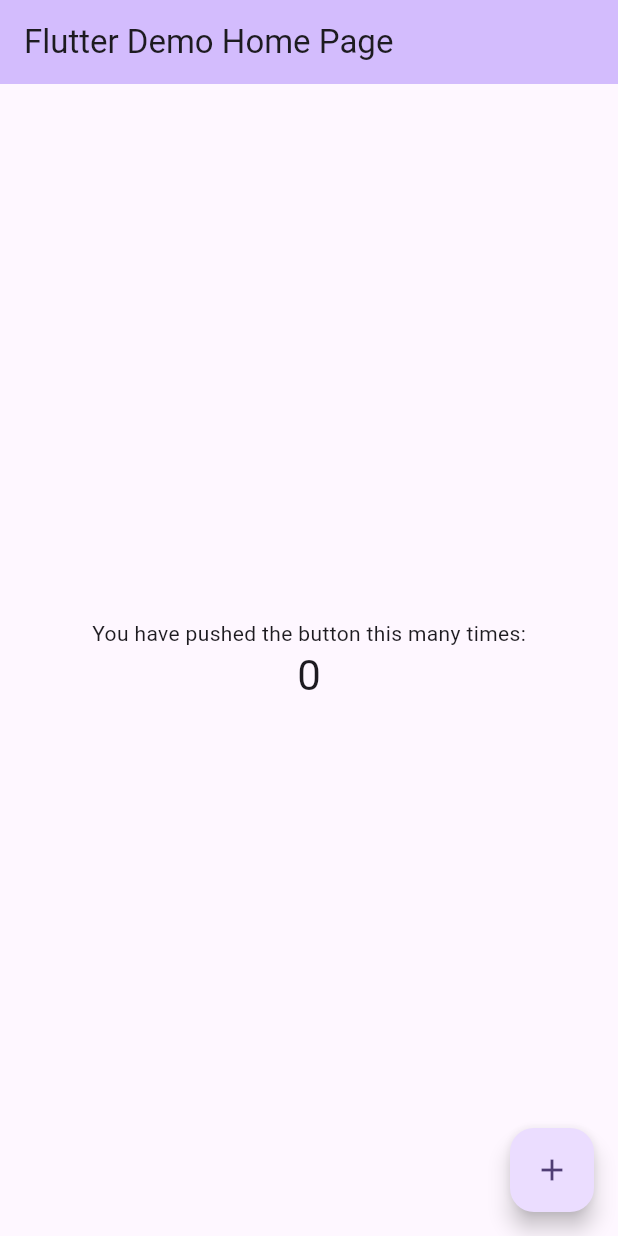
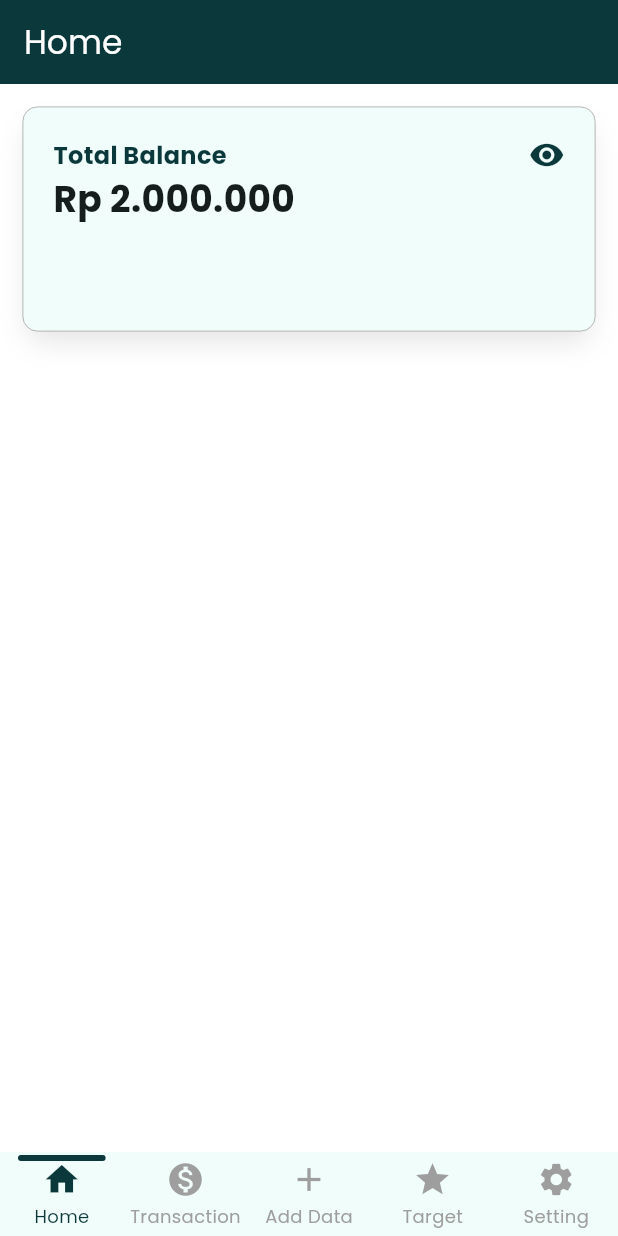
Before and after one commit to rayasya/budget-planner-app, a Flutter app: the screen it shows after launch, on a phone screen of 412 x 824 dp. Run offline on Flutter 3.47's test engine with Material 3 defaults, Android fonts, the phone set to English and light mode, and no system bars; drawn by our look-alikes of persistent_bottom_nav_bar; our stand-ins replace get.

Commit message:
feat: add nav and home view

```diff
--- /dev/null
+++ b/lib/app/routes/app_pages.dart
@@ -0,0 +1,19 @@
+import 'package:budget_planner/app/views/add_view.dart';
+import 'package:budget_planner/app/views/home_view.dart';
+import 'package:budget_planner/app/views/initial_view.dart';
+import 'package:budget_planner/app/views/setting_view.dart';
+import 'package:budget_planner/app/views/target_view.dart';
+import 'package:budget_planner/app/views/transaction_view.dart';
+import 'package:get/get.dart';
+import 'app_routes.dart';
+
+class AppPages {
+  static final routes = [
+    GetPage(name: AppRoutes.initial, page: () => InitialView()),
+    GetPage(name: AppRoutes.home, page: () => const HomeView()),
+    GetPage(name: AppRoutes.transaction, page: () => const TransactionView()),
+    GetPage(name: AppRoutes.add, page: () => const AddView()),
+    GetPage(name: AppRoutes.taget, page: () => const TargetView()),
+    GetPage(name: AppRoutes.setting, page: () => const SettingView()),
+  ];
+}
--- /dev/null
+++ b/lib/app/routes/app_routes.dart
@@ -0,0 +1,8 @@
+abstract class AppRoutes {
+  static const initial = '/';
+  static const home = '/home';
+  static const transaction = '/transaction';
+  static const add = '/add';
+  static const taget = '/taget';
+  static const setting = '/setting';
+}
--- /dev/null
+++ b/lib/app/views/add_view.dart
@@ -0,0 +1,13 @@
+import 'package:flutter/material.dart';
+
+class AddView extends StatelessWidget {
+  const AddView({super.key});
+
+  @override
+  Widget build(BuildContext context) {
+    return Scaffold(
+      appBar: AppBar(title: const Text('Add')),
+      body: const Center(child: Text('Add')),
+    );
+  }
+}
--- /dev/null
+++ b/lib/app/views/home_view.dart
@@ -0,0 +1,67 @@
+import 'package:budget_planner/theme.dart';
+import 'package:flutter/material.dart';
+
+class HomeView extends StatelessWidget {
+  const HomeView({super.key});
+
+  @override
+  Widget build(BuildContext context) {
+    return Scaffold(
+      appBar: AppBar(title: const Text('Home')),
+      body: SingleChildScrollView(
+        child: Padding(
+          padding: const EdgeInsets.all(15.0),
+          child: Column(
+            children: [
+              Container(
+                height: 150,
+                decoration: BoxDecoration(
+                  borderRadius: BorderRadius.circular(10),
+                  color: AppColors.secondaryColor,
+                  border: Border.all(color: Colors.grey, width: 0.5),
+                  boxShadow: const [
+                    BoxShadow(
+                      color: Color.fromRGBO(0, 0, 0, 0.1),
+                      offset: Offset(0, 10),
+                      blurRadius: 15,
+                      spreadRadius: -3,
+                    ),
+                  ],
+                ),
+                child: Padding(
+                  padding: const EdgeInsets.all(20.0),
+                  child: Column(
+                    crossAxisAlignment: CrossAxisAlignment.start,
+                    children: [
+                      Row(
+                        mainAxisAlignment: MainAxisAlignment.spaceBetween,
+                        children: [
+                          Text(
+                            'Total Balance',
+                            style: TextStyle(
+                              color: AppColors.primaryColor,
+                              fontSize: 16,
+                              fontWeight: FontWeight.bold,
+                            ),
+                          ),
+                          Icon(Icons.visibility, color: AppColors.primaryColor),
+                        ],
+                      ),
+                      Text(
+                        "Rp 2.000.000",
+                        style: TextStyle(
+                          fontSize: 24,
+                          fontWeight: FontWeight.bold,
+                        ),
+                      ),
+                    ],
+                  ),
+                ),
+              ),
+            ],
+          ),
+        ),
+      ),
+    );
+  }
+}
--- /dev/null
+++ b/lib/app/views/initial_view.dart
@@ -0,0 +1,73 @@
+import 'package:budget_planner/app/views/add_view.dart';
+import 'package:budget_planner/app/views/home_view.dart';
+import 'package:budget_planner/app/views/setting_view.dart';
+import 'package:budget_planner/app/views/target_view.dart';
+import 'package:budget_planner/app/views/transaction_view.dart';
+import 'package:budget_planner/theme.dart';
+import 'package:flutter/material.dart';
+import 'package:persistent_bottom_nav_bar/persistent_bottom_nav_bar.dart';
+
+class InitialView extends StatelessWidget {
+  InitialView({super.key});
+
+  final PersistentTabController _controller = PersistentTabController(
+    initialIndex: 0,
+  );
+
+  List<Widget> _buildScreens() {
+    return [
+      HomeView(),
+      TransactionView(),
+      AddView(),
+      TargetView(),
+      SettingView(),
+    ];
+  }
+
+  List<PersistentBottomNavBarItem> _navBarsItems() {
+    return [
+      PersistentBottomNavBarItem(
+        icon: const Icon(Icons.home),
+        title: "Home",
+        activeColorPrimary: AppColors.primaryColor,
+        inactiveColorPrimary: Colors.grey,
+      ),
+      PersistentBottomNavBarItem(
+        icon: const Icon(Icons.monetization_on),
+        title: ("Transaction"),
+        activeColorPrimary: AppColors.primaryColor,
+        inactiveColorPrimary: Colors.grey,
+      ),
+      PersistentBottomNavBarItem(
+        icon: const Icon(Icons.add),
+        title: ("Add Data"),
+        activeColorPrimary: AppColors.primaryColor,
+        inactiveColorPrimary: Colors.grey,
+      ),
+      PersistentBottomNavBarItem(
+        icon: const Icon(Icons.star),
+        title: ("Target"),
+        activeColorPrimary: AppColors.primaryColor,
+        inactiveColorPrimary: Colors.grey,
+      ),
+      PersistentBottomNavBarItem(
+        icon: const Icon(Icons.settings),
+        title: ("Setting"),
+        activeColorPrimary: AppColors.primaryColor,
+        inactiveColorPrimary: Colors.grey,
+      ),
+    ];
+  }
+
+  @override
+  Widget build(BuildContext context) {
+    return PersistentTabView(
+      context,
+      backgroundColor: AppColors.secondaryColor,
+      screens: _buildScreens(),
+      items: _navBarsItems(),
+      controller: _controller,
+      navBarStyle: NavBarStyle.style3,
+    );
+  }
+}
--- /dev/null
+++ b/lib/app/views/setting_view.dart
@@ -0,0 +1,13 @@
+import 'package:flutter/material.dart';
+
+class SettingView extends StatelessWidget {
+  const SettingView({super.key});
+
+  @override
+  Widget build(BuildContext context) {
+    return Scaffold(
+      appBar: AppBar(title: const Text('Setting')),
+      body: const Center(child: Text('Setting')),
+    );
+  }
+}
--- /dev/null
+++ b/lib/app/views/target_view.dart
@@ -0,0 +1,13 @@
+import 'package:flutter/material.dart';
+
+class TargetView extends StatelessWidget {
+  const TargetView({super.key});
+
+  @override
+  Widget build(BuildContext context) {
+    return Scaffold(
+      appBar: AppBar(title: const Text('Target')),
+      body: const Center(child: Text('Target')),
+    );
+  }
+}
--- /dev/null
+++ b/lib/app/views/transaction_view.dart
@@ -0,0 +1,13 @@
+import 'package:flutter/material.dart';
+
+class TransactionView extends StatelessWidget {
+  const TransactionView({super.key});
+
+  @override
+  Widget build(BuildContext context) {
+    return Scaffold(
+      appBar: AppBar(title: const Text('Transaction')),
+      body: const Center(child: Text('Transaction')),
+    );
+  }
+}
--- a/lib/main.dart
+++ b/lib/main.dart
@@ -1,4 +1,8 @@
+import 'package:budget_planner/app/routes/app_pages.dart';
+import 'package:budget_planner/app/routes/app_routes.dart';
+import 'package:budget_planner/theme.dart';
 import 'package:flutter/material.dart';
+import 'package:get/get.dart';
 
 void main() {
   runApp(const MyApp());
@@ -10,113 +14,21 @@ class MyApp extends StatelessWidget {
   // This widget is the root of your application.
   @override
   Widget build(BuildContext context) {
-    return MaterialApp(
-      title: 'Flutter Demo',
+    return GetMaterialApp(
+      title: 'Budget Planner',
+      debugShowCheckedModeBanner: false,
       theme: ThemeData(
-        // This is the theme of your application.
-        //
-        // TRY THIS: Try running your application with "flutter run". You'll see
-        // the application has a purple toolbar. Then, without quitting the app,
-        // try changing the seedColor in the colorScheme below to Colors.green
-        // and then invoke "hot reload" (save your changes or press the "hot
-        // reload" button in a Flutter-supported IDE, or press "r" if you used
-        // the command line to start the app).
-        //
-        // Notice that the counter didn't reset back to zero; the application
-        // state is not lost during the reload. To reset the state, use hot
-        // restart instead.
-        //
-        // This works for code too, not just values: Most code changes can be
-        // tested with just a hot reload.
-        colorScheme: ColorScheme.fromSeed(seedColor: Colors.deepPurple),
+        fontFamily: 'Poppins',
+        primaryColor: AppColors.primaryColor,
+        colorScheme: ColorScheme.fromSeed(seedColor: AppColors.primaryColor),
+        scaffoldBackgroundColor: AppColors.backgroundColor,
+        appBarTheme: AppBarTheme(
+          backgroundColor: AppColors.primaryColor,
+          foregroundColor: Colors.white,
+        ),
       ),
-      home: const MyHomePage(title: 'Flutter Demo Home Page'),
+      getPages: AppPages.routes,
+      initialRoute: AppRoutes.initial,
     );
   }
 }
-
-class MyHomePage extends StatefulWidget {
-  const MyHomePage({super.key, required this.title});
-
-  // This widget is the home page of your application. It is stateful, meaning
-  // that it has a State object (defined below) that contains fields that affect
-  // how it looks.
-
-  // This class is the configuration for the state. It holds the values (in this
-  // case the title) provided by the parent (in this case the App widget) and
-  // used by the build method of the State. Fields in a Widget subclass are
-  // always marked "final".
-
-  final String title;
-
-  @override
-  State<MyHomePage> createState() => _MyHomePageState();
-}
-
-class _MyHomePageState extends State<MyHomePage> {
-  int _counter = 0;
-
-  void _incrementCounter() {
-    setState(() {
-      // This call to setState tells the Flutter framework that something has
-      // changed in this State, which causes it to rerun the build method below
-      // so that the display can reflect the updated values. If we changed
-      // _counter without calling setState(), then the build method would not be
-      // called again, and so nothing would appear to happen.
-      _counter++;
-    });
-  }
-
-  @override
-  Widget build(BuildContext context) {
-    // This method is rerun every time setState is called, for instance as done
-    // by the _incrementCounter method above.
-    //
-    // The Flutter framework has been optimized to make rerunning build methods
-    // fast, so that you can just rebuild anything that needs updating rather
-    // than having to individually change instances of widgets.
-    return Scaffold(
-      appBar: AppBar(
-        // TRY THIS: Try changing the color here to a specific color (to
-        // Colors.amber, perhaps?) and trigger a hot reload to see the AppBar
-        // change color while the other colors stay the same.
-        backgroundColor: Theme.of(context).colorScheme.inversePrimary,
-        // Here we take the value from the MyHomePage object that was created by
-        // the App.build method, and use it to set our appbar title.
-        title: Text(widget.title),
-      ),
-      body: Center(
-        // Center is a layout widget. It takes a single child and positions it
-        // in the middle of the parent.
-        child: Column(
-          // Column is also a layout widget. It takes a list of children and
-          // arranges them vertically. By default, it sizes itself to fit its
-          // children horizontally, and tries to be as tall as its parent.
-          //
-          // Column has various properties to control how it sizes itself and
-          // how it positions its children. Here we use mainAxisAlignment to
-          // center the children vertically; the main axis here is the vertical
-          // axis because Columns are vertical (the cross axis would be
-          // horizontal).
-          //
-          // TRY THIS: Invoke "debug painting" (choose the "Toggle Debug Paint"
-          // action in the IDE, or press "p" in the console), to see the
-          // wireframe for each widget.
-          mainAxisAlignment: MainAxisAlignment.center,
-          children: <Widget>[
-            const Text('You have pushed the button this many times:'),
-            Text(
-              '$_counter',
-              style: Theme.of(context).textTheme.headlineMedium,
-            ),
-          ],
-        ),
-      ),
-      floatingActionButton: FloatingActionButton(
-        onPressed: _incrementCounter,
-        tooltip: 'Increment',
-        child: const Icon(Icons.add),
-      ), // This trailing comma makes auto-formatting nicer for build methods.
-    );
-  }
-}
--- /dev/null
+++ b/lib/theme.dart
@@ -0,0 +1,8 @@
+import 'package:flutter/material.dart';
+
+class AppColors {
+  static const primaryColor = Color(0xFF0A383B);
+  static const secondaryColor = Color(0xFFF1FDFA);
+  static const backgroundColor = Color(0xFFFFFFFF);
+  static const textColor = Color(0xFF000000);
+}
```
Also changed, not shown: pubspec.yaml (+13 -71 lines), assets/fonts/Poppins-Bold.ttf (added), assets/fonts/Poppins-Medium.ttf (added), assets/fonts/Poppins-Regular.ttf (added), assets/fonts/Poppins-SemiBold.ttf (added), pubspec.lock.
